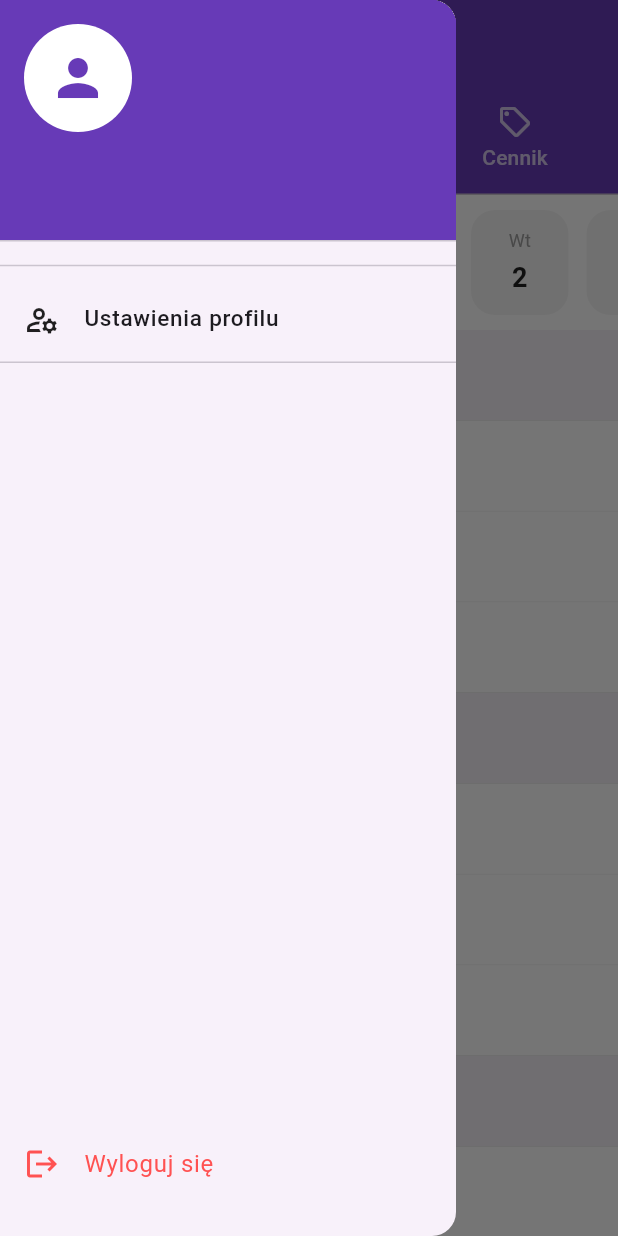
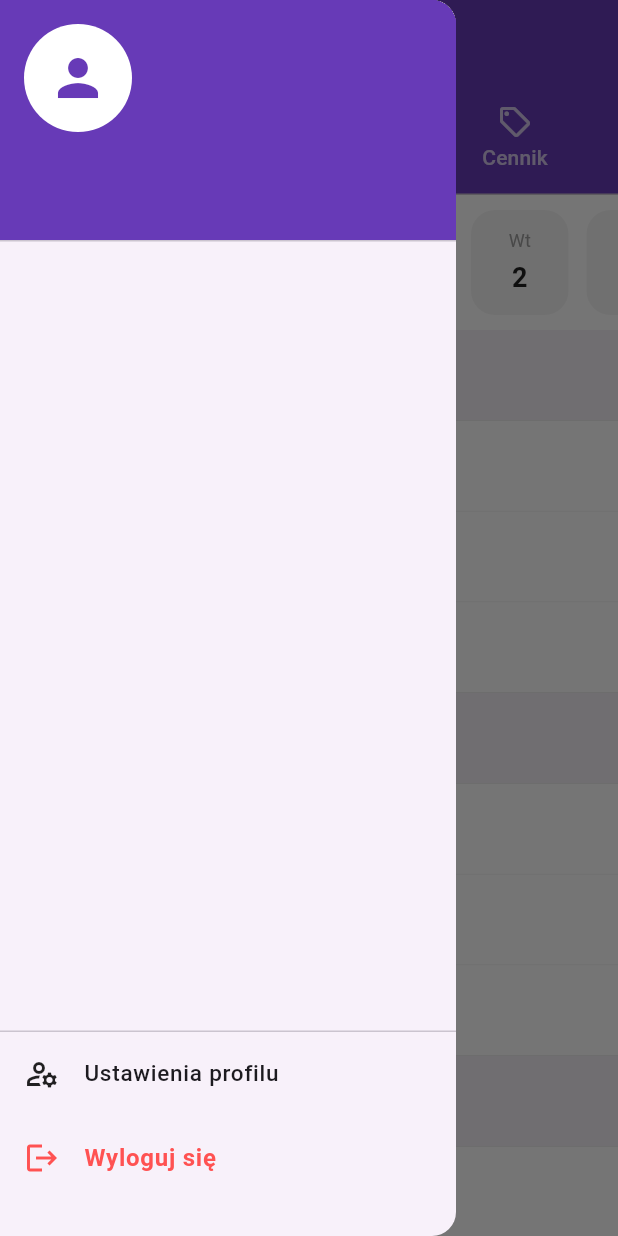
Before and after one commit to nnexxe7/eyematchy, a Flutter app: the SalonHomeScreen screen opened directly with empty values, with the side drawer open, on a phone screen of 412 x 824 dp. Run offline on Flutter 3.47's test engine with Material 3 defaults, Android fonts, the phone set to English and light mode, and no system bars; our stand-ins replace cloud_firestore, firebase_auth, firebase_core, google_sign_in; accounts and stored records are empty.

Commit message:
relocate settings and logout buttons to drawer bottom for better UX

```diff
--- a/lib/main.dart
+++ b/lib/main.dart
@@ -105,15 +105,16 @@ class AppDrawer extends StatelessWidget {
       });
     }
   }
-
   @override
   Widget build(BuildContext context) {
     final roles = List<String>.from(userData['roles'] ?? []);
     final hasBothRoles = roles.contains('client') && roles.contains('salon');
+    final bool isOwner = currentRole == 'salon' && userData['salonRole'] == 'owner';
 
     return Drawer(
       child: Column(
         children: [
+          // --- GÓRNY NAGŁÓWEK UŻYTKOWNIKA ---
           UserAccountsDrawerHeader(
             decoration: const BoxDecoration(color: Colors.deepPurple),
             currentAccountPicture: const CircleAvatar(
@@ -124,7 +125,6 @@ class AppDrawer extends StatelessWidget {
             accountEmail: Text(userData['email'] ?? ''),
           ),
 
-          // --- PRZEŁĄCZANIE RÓL ---
           if (hasBothRoles) ...[
             if (currentRole == 'salon')
               ListTile(
@@ -138,15 +138,13 @@ class AppDrawer extends StatelessWidget {
                 title: const Text('Przełącz na panel Stylistki'),
                 onTap: () => _toggleView(context, 'salon'),
               ),
-            const Divider(),
           ] else ...[
-            // Sekcja widoczna tylko dla osób będących wyłącznie klientkami
             if (currentRole == 'client')
               ListTile(
                 leading: const Icon(Icons.mail_outline, color: Colors.deepPurple),
                 title: const Text('Zaproszenia do pracy'),
                 onTap: () {
-                  Navigator.pop(context); // Zamyka Drawer
+                  Navigator.pop(context);
                   Navigator.push(
                     context,
                     MaterialPageRoute(
@@ -155,12 +153,16 @@ class AppDrawer extends StatelessWidget {
                   );
                 },
               ),
-            const Divider(),
           ],
-          if (currentRole == 'salon' && userData['salonRole'] == 'owner') ...[
+
+          const Spacer(),
+
+          const Divider(height: 1),
+
+          if (isOwner)
             ListTile(
-              leading: const Icon(Icons.settings_outlined, color: Colors.deepPurple),
-              title: const Text('Ustawienia Salonu'),
+              leading: const Icon(Icons.settings_outlined, color: Colors.black87),
+              title: const Text('Ustawienia Salonu', style: TextStyle(fontSize: 15, fontWeight: FontWeight.w500)),
               onTap: () {
                 Navigator.pop(context);
                 Navigator.push(
@@ -171,14 +173,13 @@ class AppDrawer extends StatelessWidget {
                 );
               },
             ),
-            const Divider(),
-          ],
 
+          // Ustawienia Profilu (Zawsze na dole)
           ListTile(
             leading: const Icon(Icons.manage_accounts_outlined, color: Colors.black87),
             title: const Text('Ustawienia profilu', style: TextStyle(fontSize: 15, fontWeight: FontWeight.w500)),
             onTap: () {
-              Navigator.pop(context); // Zamyka szufladę bocznego menu
+              Navigator.pop(context);
               Navigator.push(
                 context,
                 MaterialPageRoute(
@@ -187,18 +188,17 @@ class AppDrawer extends StatelessWidget {
               );
             },
           ),
-          const Divider(height: 1), // Linia oddzielająca sekcje
 
-          const Spacer(),
+          // Przycisk Wyloguj się (Zamyka całe menu bocznego panelu)
           ListTile(
             leading: const Icon(Icons.logout, color: Colors.redAccent),
-            title: const Text('Wyloguj się', style: TextStyle(color: Colors.redAccent)),
+            title: const Text('Wyloguj się', style: TextStyle(color: Colors.redAccent, fontWeight: FontWeight.bold)),
             onTap: () {
               Navigator.pop(context);
               FirebaseAuth.instance.signOut();
             },
           ),
-          const SizedBox(height: 20),
+          const SizedBox(height: 24),
         ],
       ),
     );
```
